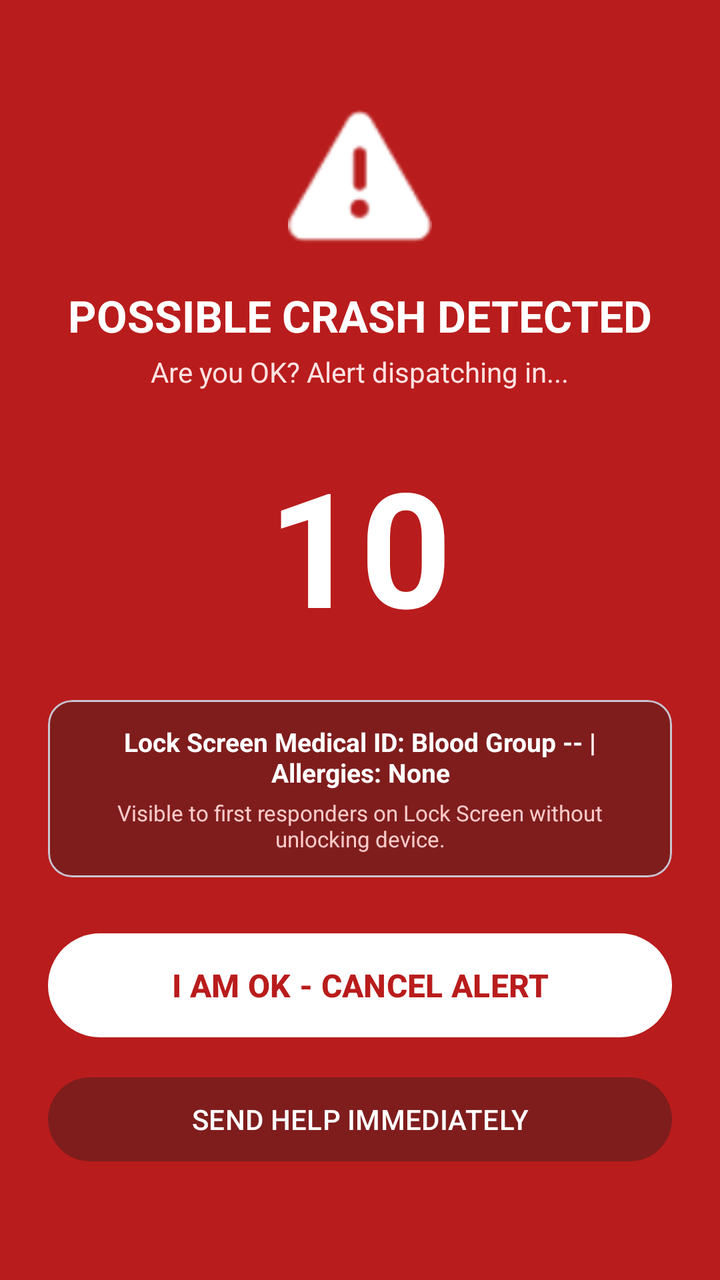
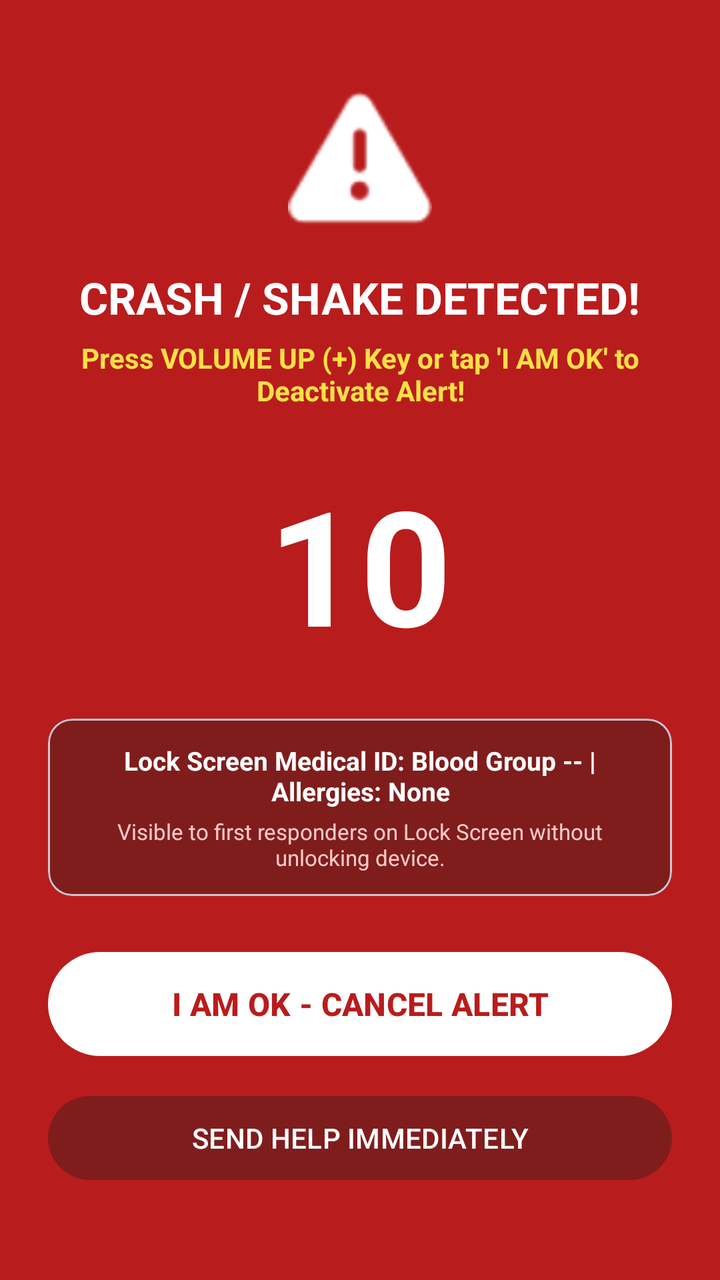

Before-and-after screenshots of an Android layout around one commit, followed by the original layout XML and the change that was made.
<!-- AndroidManifest.xml: activity theme Theme.Pbl -->
<!-- res/layout/activity_crash_countdown.xml -->
<?xml version="1.0" encoding="utf-8"?>
<RelativeLayout xmlns:android="http://schemas.android.com/apk/res/android"
    xmlns:app="http://schemas.android.com/apk/res-auto"
    android:layout_width="match_parent"
    android:layout_height="match_parent"
    android:background="#B91C1C"
    android:padding="24dp">

    <LinearLayout
        android:layout_width="match_parent"
        android:layout_height="wrap_content"
        android:layout_centerInParent="true"
        android:gravity="center"
        android:orientation="vertical">

        <ImageView
            android:layout_width="72dp"
            android:layout_height="72dp"
            android:src="@android:drawable/ic_dialog_alert"
            app:tint="#FFFFFF"
            android:contentDescription="Crash Warning" />

        <TextView
            android:layout_width="wrap_content"
            android:layout_height="wrap_content"
            android:layout_marginTop="16dp"
            android:text="POSSIBLE CRASH DETECTED"
            android:textColor="#FFFFFF"
            android:textSize="22sp"
            android:textStyle="bold" />

        <TextView
            android:layout_width="wrap_content"
            android:layout_height="wrap_content"
            android:layout_marginTop="4dp"
            android:text="Are you OK? Alert dispatching in..."
            android:textColor="#FEE2E2"
            android:textSize="14sp" />

        
        <TextView
            android:id="@+id/tv_countdown_number"
            android:layout_width="wrap_content"
            android:layout_height="wrap_content"
            android:layout_marginTop="24dp"
            android:layout_marginBottom="24dp"
            android:text="10"
            android:textColor="#FFFFFF"
            android:textSize="80sp"
            android:textStyle="bold" />

        
        <com.google.android.material.card.MaterialCardView
            android:layout_width="match_parent"
            android:layout_height="wrap_content"
            app:cardBackgroundColor="#7F1D1D"
            app:cardCornerRadius="12dp"
            android:layout_marginBottom="24dp">

            <LinearLayout
                android:layout_width="match_parent"
                android:layout_height="wrap_content"
                android:orientation="vertical"
                android:padding="12dp"
                android:gravity="center">

                <TextView
                    android:id="@+id/tv_lockscreen_medical_id"
                    android:layout_width="wrap_content"
                    android:layout_height="wrap_content"
                    android:text="Lock Screen Medical ID: Blood Group -- | Allergies: None"
                    android:textColor="#FFFFFF"
                    android:textSize="13sp"
                    android:textStyle="bold"
                    android:gravity="center" />

                <TextView
                    android:layout_width="wrap_content"
                    android:layout_height="wrap_content"
                    android:layout_marginTop="4dp"
                    android:text="Visible to first responders on Lock Screen without unlocking device."
                    android:textColor="#FECACA"
                    android:textSize="11sp"
                    android:gravity="center" />
            </LinearLayout>
        </com.google.android.material.card.MaterialCardView>

        
        <com.google.android.material.button.MaterialButton
            android:id="@+id/btn_cancel_countdown"
            android:layout_width="match_parent"
            android:layout_height="60dp"
            android:text="I AM OK - CANCEL ALERT"
            android:textSize="16sp"
            android:textStyle="bold"
            app:backgroundTint="#FFFFFF"
            android:textColor="#B91C1C"
            app:cornerRadius="30dp"
            android:layout_marginBottom="12dp" />

        
        <com.google.android.material.button.MaterialButton
            android:id="@+id/btn_send_help_now"
            android:layout_width="match_parent"
            android:layout_height="50dp"
            android:text="SEND HELP IMMEDIATELY"
            android:textSize="14sp"
            app:backgroundTint="#7F1D1D"
            android:textColor="#FFFFFF"
            app:cornerRadius="25dp" />

    </LinearLayout>

</RelativeLayout>
<!-- resources referenced by this layout -->
<resources>
  <style name="Theme.Pbl" parent="Base.Theme.Pbl" />
  <style name="Base.Theme.Pbl" parent="Theme.Material3.DayNight.NoActionBar">
          
          
      </style>
</resources>

<!-- the commit's change to res/layout/activity_crash_countdown.xml (unified diff, before → after) -->
@@ -24,7 +24,7 @@
             android:layout_width="wrap_content"
             android:layout_height="wrap_content"
             android:layout_marginTop="16dp"
-            android:text="POSSIBLE CRASH DETECTED"
+            android:text="CRASH / SHAKE DETECTED!"
             android:textColor="#FFFFFF"
             android:textSize="22sp"
             android:textStyle="bold" />
@@ -32,10 +32,12 @@
         <TextView
             android:layout_width="wrap_content"
             android:layout_height="wrap_content"
-            android:layout_marginTop="4dp"
-            android:text="Are you OK? Alert dispatching in..."
-            android:textColor="#FEE2E2"
-            android:textSize="14sp" />
+            android:layout_marginTop="6dp"
+            android:text="Press VOLUME UP (+) Key or tap 'I AM OK' to Deactivate Alert!"
+            android:textColor="#FDE047"
+            android:textSize="14sp"
+            android:textStyle="bold"
+            android:gravity="center" />
 
         
         <TextView
